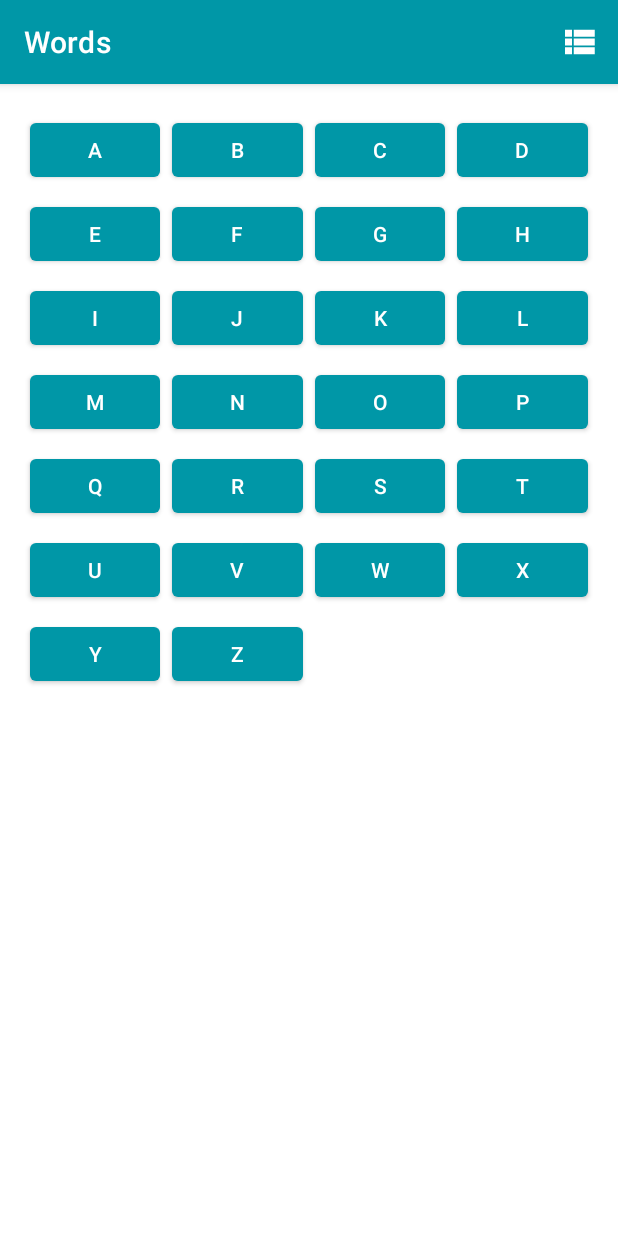
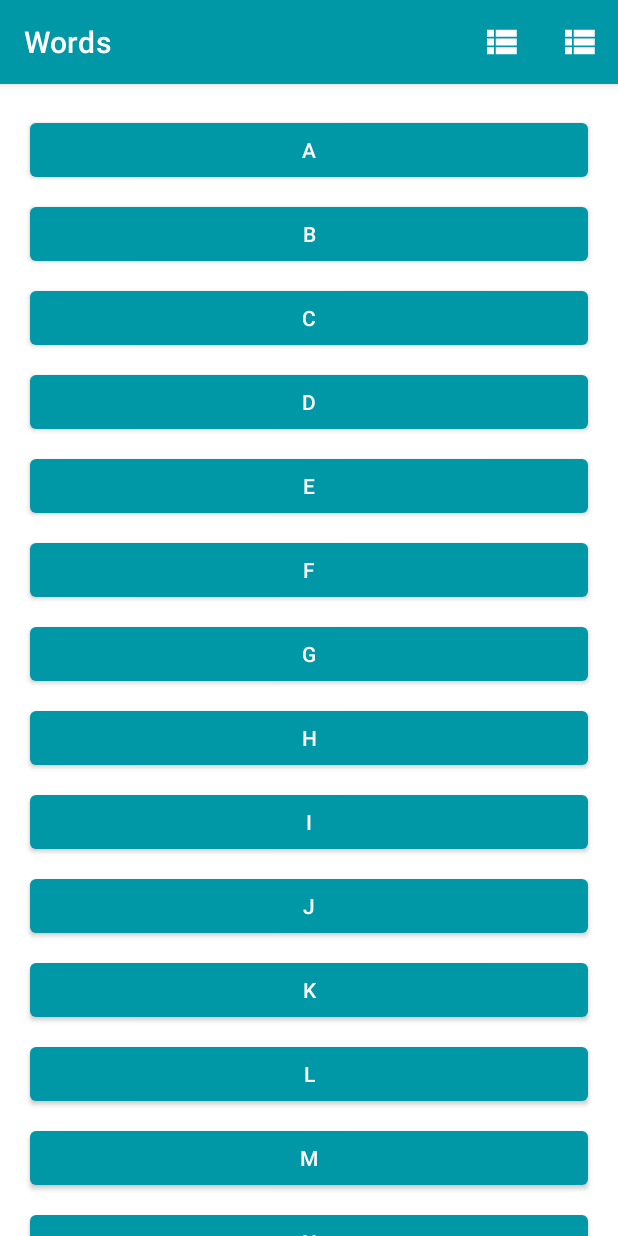
Before and after one commit to joicerodrigues/Words, an Android app: the screen it shows after launch (MainActivity), after a tap on "Switch Layout", on a phone screen of 412 x 824 dp. Run offline under Robolectric (Android 15) with nearby library versions, the phone set to English and light mode, and no system bars; 4 statements that could not run were skipped.

Commit message:
second commit

```diff
--- a/app/src/main/java/com/example/wordsapp/MainActivity.kt
+++ b/app/src/main/java/com/example/wordsapp/MainActivity.kt
@@ -16,10 +16,13 @@
 package com.example.wordsapp
 
 import android.os.Bundle
+import android.view.Menu
+import android.view.MenuItem
 import androidx.appcompat.app.AppCompatActivity
-import androidx.navigation.NavController
-import androidx.navigation.fragment.NavHostFragment
-import androidx.navigation.ui.setupActionBarWithNavController
+import androidx.core.content.ContextCompat
+import androidx.recyclerview.widget.GridLayoutManager
+import androidx.recyclerview.widget.LinearLayoutManager
+import androidx.recyclerview.widget.RecyclerView
 import com.example.wordsapp.databinding.ActivityMainBinding
 
 /**
@@ -27,7 +30,11 @@ import com.example.wordsapp.databinding.ActivityMainBinding
  */
 class MainActivity : AppCompatActivity() {
 
-    private lateinit var navController: NavController
+    private lateinit var recyclerView: RecyclerView
+
+    private var isLinearLayoutManager =
+        true //TODO propriedade para monitorar o estado do layout do app
+
 
     override fun onCreate(savedInstanceState: Bundle?) {
         super.onCreate(savedInstanceState)
@@ -36,18 +43,66 @@ class MainActivity : AppCompatActivity() {
         setContentView(binding.root)
 
         // Get the navigation host fragment from this Activity
-        val navHostFragment = supportFragmentManager
-            .findFragmentById(R.id.nav_host_fragment) as NavHostFragment
-        // Instantiate the navController using the NavHostFragment
-        navController = navHostFragment.navController
+        recyclerView = binding.recyclerView
+
         // Make sure actions in the ActionBar get propagated to the NavController
-        setupActionBarWithNavController(navController)
+        chooseLayout()
     }
 
-    /**
-     * Enables back button support. Simply navigates one element up on the stack.
-     */
-    override fun onSupportNavigateUp(): Boolean {
-        return navController.navigateUp() || super.onSupportNavigateUp()
+    private fun chooseLayout() {
+        if (isLinearLayoutManager) {
+            recyclerView.layoutManager = LinearLayoutManager(this) //TODO gerenciador de layouts
+        } else {
+            recyclerView.layoutManager = GridLayoutManager(this, 4)
+        }
+        recyclerView.adapter = LetterAdapter()
     }
+
+    override fun onOptionsItemSelected(item: MenuItem): Boolean {
+        return when (item.itemId) {
+            R.id.action_switch_layout -> {
+                // Sets isLinearLayoutManager (a Boolean) to the opposite value
+                isLinearLayoutManager = !isLinearLayoutManager
+                // Sets layout and icon
+                chooseLayout()
+                setIcon(item)
+
+                return true
+            }
+            //  Otherwise, do nothing and use the core event handling
+
+            // when clauses require that all possible paths be accounted for explicitly,
+            //  for instance both the true and false cases if the value is a Boolean,
+            //  or an else to catch all unhandled cases.
+            else -> super.onOptionsItemSelected(item)
+        }
+    }
+
+    private fun setIcon(menuItem: MenuItem?) {
+        if (menuItem == null)
+            return
+
+        // Set the drawable for the menu icon based on which LayoutManager is currently in use
+
+        // An if-clause can be used on the right side of an assignment if all paths return a value.
+        // The following code is equivalent to
+        // if (isLinearLayoutManager)
+        //     menu.icon = ContextCompat.getDrawable(this, R.drawable.ic_grid_layout)
+        // else menu.icon = ContextCompat.getDrawable(this, R.drawable.ic_linear_layout)
+        menuItem.icon =
+            if (isLinearLayoutManager) //TODO definido condicionalmente o ícone com base na propriedade isLinearLayoutManager
+                ContextCompat.getDrawable(this, R.drawable.ic_grid_layout)
+            else ContextCompat.getDrawable(this, R.drawable.ic_linear_layout)
+    }
+
+    override fun onCreateOptionsMenu(menu: Menu?): Boolean {
+        menuInflater.inflate(R.menu.layout_menu, menu)
+
+        val layoutButton = menu?.findItem(R.id.action_switch_layout)
+        // Calls code to set the icon based on the LinearLayoutManager of the RecyclerView
+        setIcon(layoutButton)
+
+        return true
+    }
+
 }
--- a/app/src/main/java/com/example/wordsapp/WordAdapter.kt
+++ b/app/src/main/java/com/example/wordsapp/WordAdapter.kt
@@ -88,7 +88,7 @@ class WordAdapter(private val letterId: String, context: Context) :
         holder.button.setOnClickListener {
             val queryUrl: Uri = Uri.parse("${DetailActivity.SEARCH_PREFIX}${item}")
             val intent = Intent(Intent.ACTION_VIEW, queryUrl) //TODO action_view é uma intent genérica que aceita um URII
-            context.startActivity(intent)
+            context.startActivity(intent) //TODO inicia outro app e transmite pela intent
         }
     }
 
--- a/app/src/main/res/menu/layout_menu.xml
+++ b/app/src/main/res/menu/layout_menu.xml
@@ -1,19 +1,4 @@
 <?xml version="1.0" encoding="utf-8"?>
-<!--
-     Copyright (C) 2020 The Android Open Source Project
-
-     Licensed under the Apache License, Version 2.0 (the "License");
-     you may not use this file except in compliance with the License.
-     You may obtain a copy of the License at
-
-          http://www.apache.org/licenses/LICENSE-2.0
-
-     Unless required by applicable law or agreed to in writing, software
-     distributed under the License is distributed on an "AS IS" BASIS,
-     WITHOUT WARRANTIES OR CONDITIONS OF ANY KIND, either express or implied.
-     See the License for the specific language governing permissions and
-     limitations under the License.
--->
 <menu xmlns:android="http://schemas.android.com/apk/res/android"
     xmlns:app="http://schemas.android.com/apk/res-auto">
     <item android:id="@+id/action_switch_layout"
```
Also changed, not shown: 167 other files.
